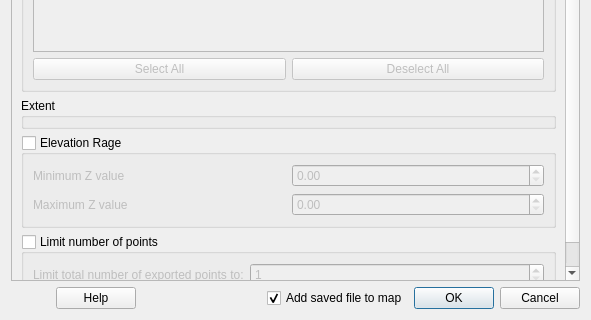
This is src/ui/pointcloud/qgspointcloudlayersaveasdialogbase.ui in qgis/QGIS as Qt 5 draws it before an edit; both pictures show x 0 to 591 and y 312 to 632 of the 591 by 632 pixel window. The edited form follows.
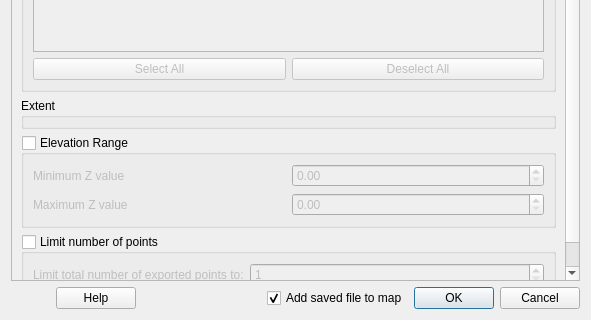
This is the edited form. Custom widgets are drawn as their Qt base class.

Commit message: Rage against the elevation

What changed in the file:
```diff
--- a/src/ui/pointcloud/qgspointcloudlayersaveasdialogbase.ui
+++ b/src/ui/pointcloud/qgspointcloudlayersaveasdialogbase.ui
@@ -170,7 +170,7 @@
        <item>
         <widget class="QgsCollapsibleGroupBox" name="mZRangeGroupBox">
          <property name="title">
-          <string>Elevation Rage</string>
+          <string>Elevation Range</string>
          </property>
          <property name="checkable">
           <bool>true</bool>
```
